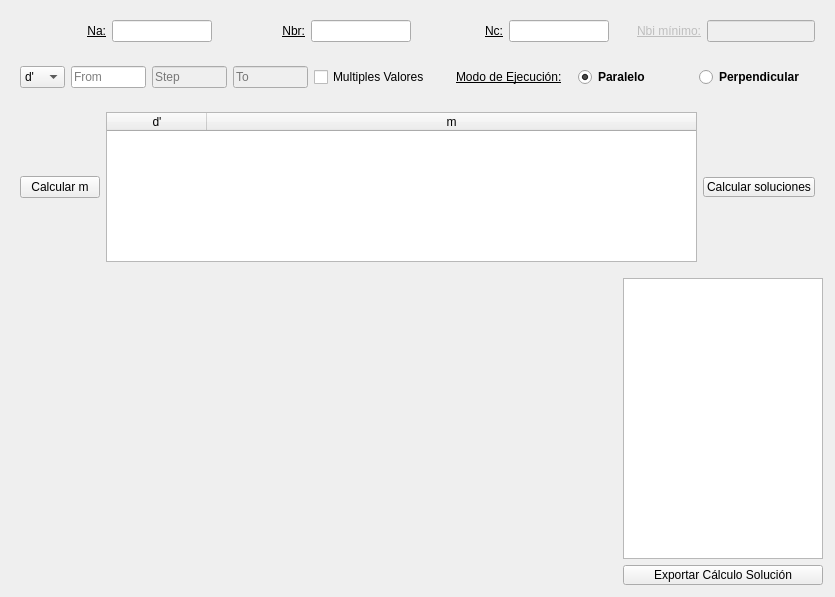
The window that src/designer/calculation_session_layout.ui (fer90/taller3-tpfinal) describes before a commit, drawn with Qt 5.
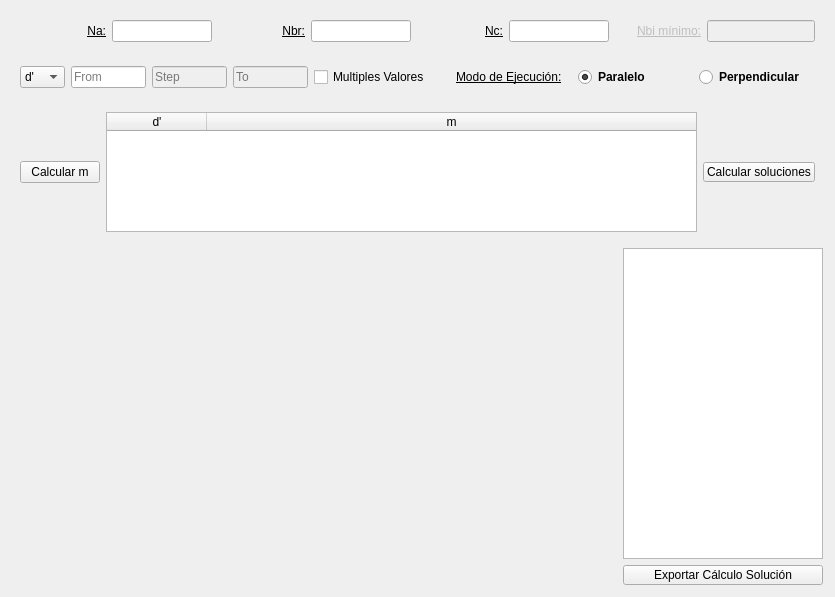
The same window after the commit.

Diff of the .ui file:
```diff
--- a/src/designer/calculation_session_layout.ui
+++ b/src/designer/calculation_session_layout.ui
@@ -474,7 +474,7 @@
         <property name="maximumSize">
          <size>
           <width>16777215</width>
-          <height>150</height>
+          <height>120</height>
          </size>
         </property>
         <property name="wordWrap">
@@ -487,6 +487,9 @@
          <property name="text">
           <string>d'</string>
          </property>
+         <property name="textAlignment">
+          <set>AlignHCenter|AlignVCenter|AlignCenter</set>
+         </property>
         </column>
         <column>
          <property name="text">
```
